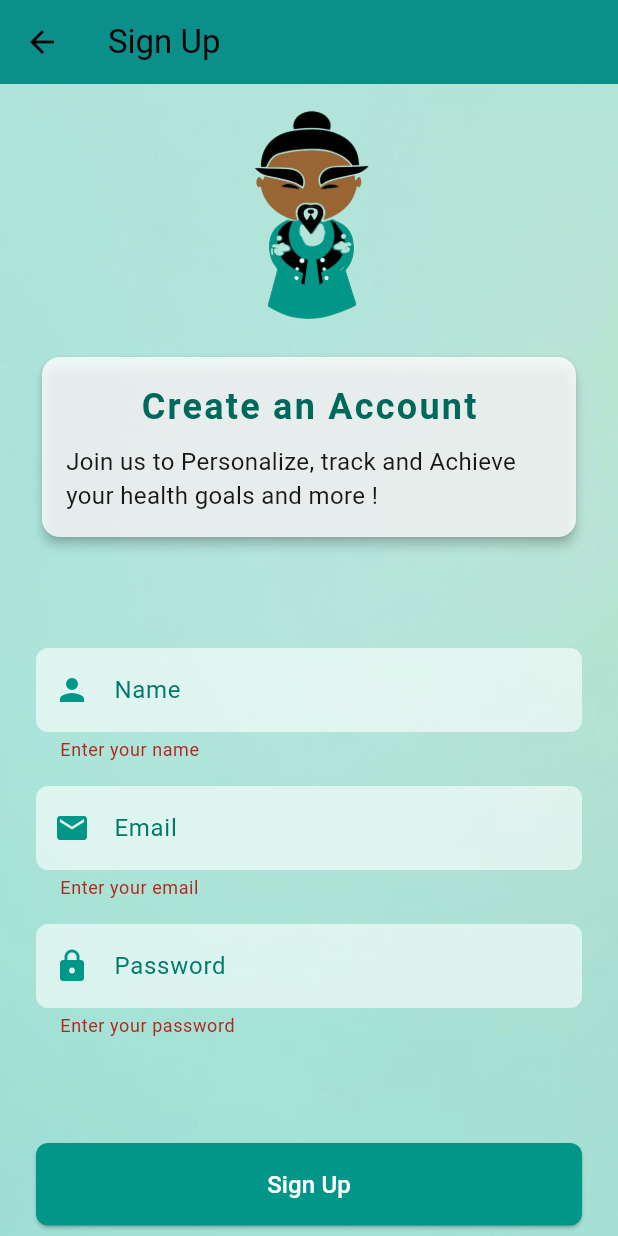
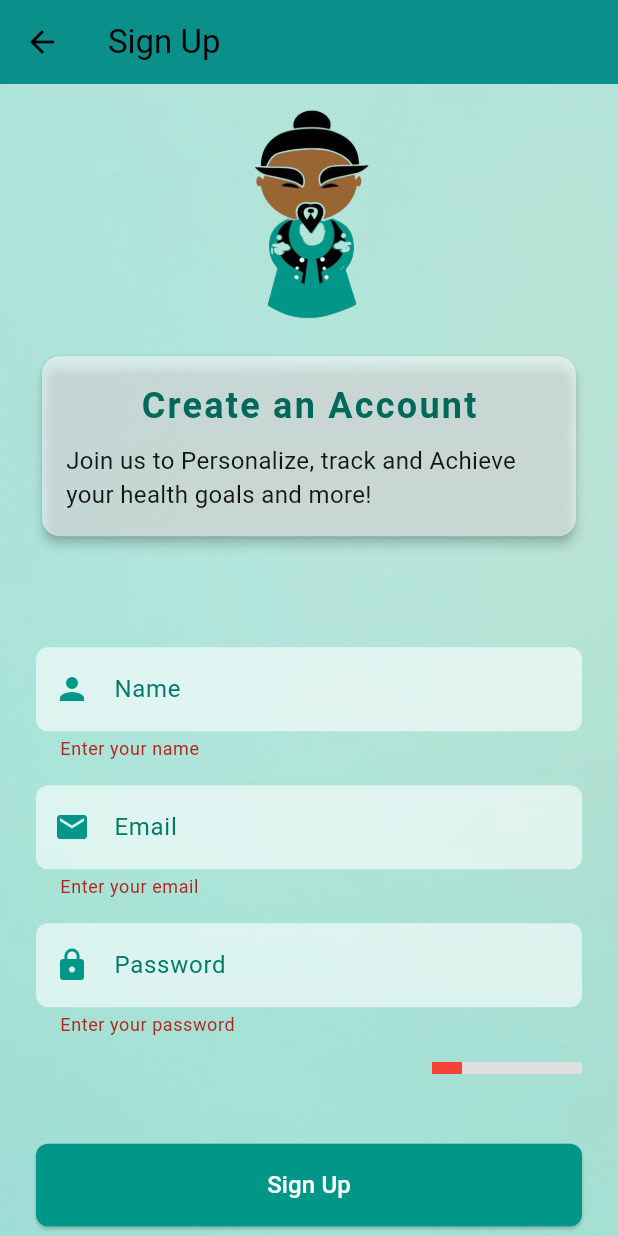
Before and after one commit to Chwezi-Creatives/ZINZI, a Flutter app: the SignUpPage screen opened directly, after a tap on "Sign Up", on a phone screen of 412 x 824 dp. Run offline on Flutter 3.47's test engine with Material 3 defaults, Android fonts, the light colour scheme and no system bars; our stand-ins replace fl_chart, flutter_dotenv, shared_preferences, webview_flutter; missing offline and left inert: flutter_stripe; accounts and stored records are empty.

Commit message:
Added password strength checking features to the signup page to guide users to making less weak passwords which could undermine the security of our service

```diff
--- a/lib/signup_page.dart
+++ b/lib/signup_page.dart
@@ -27,6 +27,9 @@ class _SignUpPageState extends State<SignUpPage>
   late Animation<Offset> _slideAnimation;
   late Animation<double> _buttonFadeAnimation;
   late Animation<double> _buttonScaleAnimation;
+
+  String _passwordStrengthMessage = '';
+  Color _passwordStrengthColor = Colors.red;
 
   @override
   void initState() {
@@ -71,6 +74,38 @@ class _SignUpPageState extends State<SignUpPage>
     super.dispose();
   }
 
+  // Function to check the password strength
+  void _checkPasswordStrength(String password) {
+    if (password.length < 4) {
+      setState(() {
+        _passwordStrengthMessage = 'Too short';
+        _passwordStrengthColor = Colors.red;
+      });
+    } else if (password.length < 6) {
+      setState(() {
+        _passwordStrengthMessage = 'Weak';
+        _passwordStrengthColor = Colors.orange;
+      });
+    } else if (password.length >= 7 &&
+                RegExp(r'(?=.*[0-9])(?=.*[!@#\$&*~])').hasMatch(password)) {
+      setState(() {
+        _passwordStrengthMessage = 'Moderate';
+        _passwordStrengthColor = Colors.deepPurple;
+      });
+    } else if (password.length >= 10 &&
+                RegExp(r'(?=.*[0-9])(?=.*[!@#\$&*~])(?=.*[A-Z])(?=.*[a-z])').hasMatch(password)) {
+      setState(() {
+        _passwordStrengthMessage = 'Strong';
+        _passwordStrengthColor = Colors.green;
+      });
+    } else {
+      setState(() {
+        _passwordStrengthMessage = 'Moderate';
+        _passwordStrengthColor = Colors.deepPurple;
+      });
+    }
+  }
+
   Future<void> _signUp() async {
     if (!_formKey.currentState!.validate()) return;
 
@@ -101,8 +136,12 @@ class _SignUpPageState extends State<SignUpPage>
           _createSlideFadeTransition(const EmailVerificationPage()),
         );
       } else {
-        ScaffoldMessenger.of(context).showSnackBar(const SnackBar(
-          content: Text('Signup failed. Try again!'),
+        // Extract the error message from the response
+        final errorResponse = json.decode(response.body);
+        final errorMessage = errorResponse['message'] ?? 'Signup failed. Try again!';
+
+        ScaffoldMessenger.of(context).showSnackBar(SnackBar(
+          content: Text(errorMessage),
         ));
       }
     } catch (error) {
@@ -169,7 +208,7 @@ class _SignUpPageState extends State<SignUpPage>
                             const SizedBox(height: 01),
                             Card(
                               elevation: 3,
-                              color: Colors.white.withOpacity(0.8),
+                              color: Colors.white.withOpacity(0.55),
                               shape: RoundedRectangleBorder(
                                 borderRadius: BorderRadius.circular(12),
                               ),
@@ -188,7 +227,7 @@ class _SignUpPageState extends State<SignUpPage>
                                     ),
                                     const SizedBox(height: 8),
                                     Text(
-                                      "Join us to Personalize, track and Achieve your health goals and more !",
+                                      "Join us to Personalize, track and Achieve your health goals and more!",
                                       style: TextStyle(
                                         fontSize: 16,
                                         color: Colors.black.withOpacity(0.9),
@@ -241,11 +280,44 @@ class _SignUpPageState extends State<SignUpPage>
                               label: "Password",
                               icon: Icons.lock,
                               obscureText: true,
-                              validator: (value) => value?.isEmpty ?? true
-                                  ? "Enter your password"
-                                  : null,
+                              validator: (value) {
+                                final trimmedValue = value?.trim();
+                                if (trimmedValue == null || trimmedValue.isEmpty) {
+                                  return "Enter your password";
+                                }
+                                return null;
+                              },
+                              onChanged: _checkPasswordStrength, // Check password strength
                             ),
-                            const SizedBox(height: 70),
+                            const SizedBox(height: 10),
+                            // Password Strength Indicator
+                            Row(
+                              mainAxisAlignment: MainAxisAlignment.spaceBetween,
+                              children: [
+                                Text(
+                                  _passwordStrengthMessage,
+                                  style: TextStyle(color: _passwordStrengthColor),
+                                ),
+                                const SizedBox(width: 3), // Spacing between text and Progress Indicator
+                                SizedBox(
+                                  width: 100, // Set a fixed width for LinearProgressIndicator
+                                  height: 8, // Height for the indicator
+                                  child: LinearProgressIndicator(
+                                    value:
+                                      _passwordStrengthMessage == 'Strong'
+                                          ? 1.0
+                                          : _passwordStrengthMessage == 'Moderate'
+                                              ? 0.7
+                                              : _passwordStrengthMessage == 'Weak'
+                                                  ? 0.4
+                                                  : 0.2,
+                                    backgroundColor: Colors.grey.shade300,
+                                    color: _passwordStrengthColor,
+                                  ),
+                                ),
+                              ],
+                            ),
+                            const SizedBox(height: 40),
                             // Signup Button with fade and scale animation
                             FadeTransition(
                               opacity: _buttonFadeAnimation,
@@ -293,9 +365,11 @@ class _SignUpPageState extends State<SignUpPage>
     required IconData icon,
     bool obscureText = false,
     required String? Function(String?) validator,
+    Function(String)? onChanged, // Add onChanged here for password strength
   }) {
     return TextFormField(
       controller: controller,
+      onChanged: onChanged,  // Add onChanged to capture password input
       decoration: InputDecoration(
         labelText: label,
         labelStyle: TextStyle(color: Colors.teal.shade700),
```
